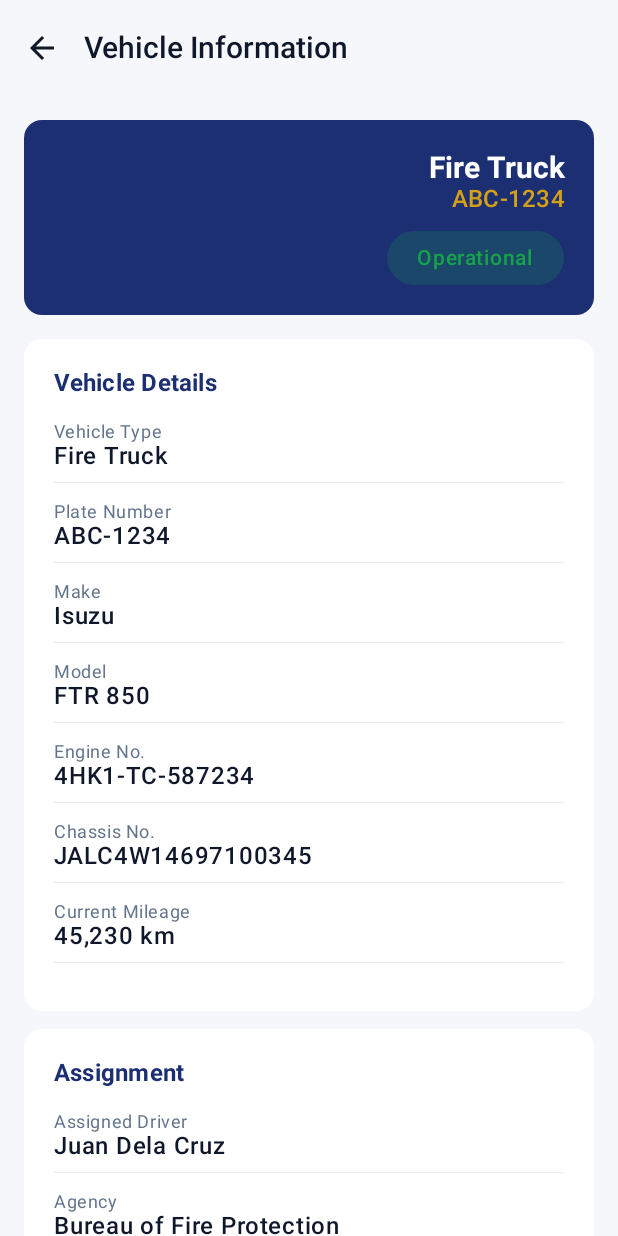
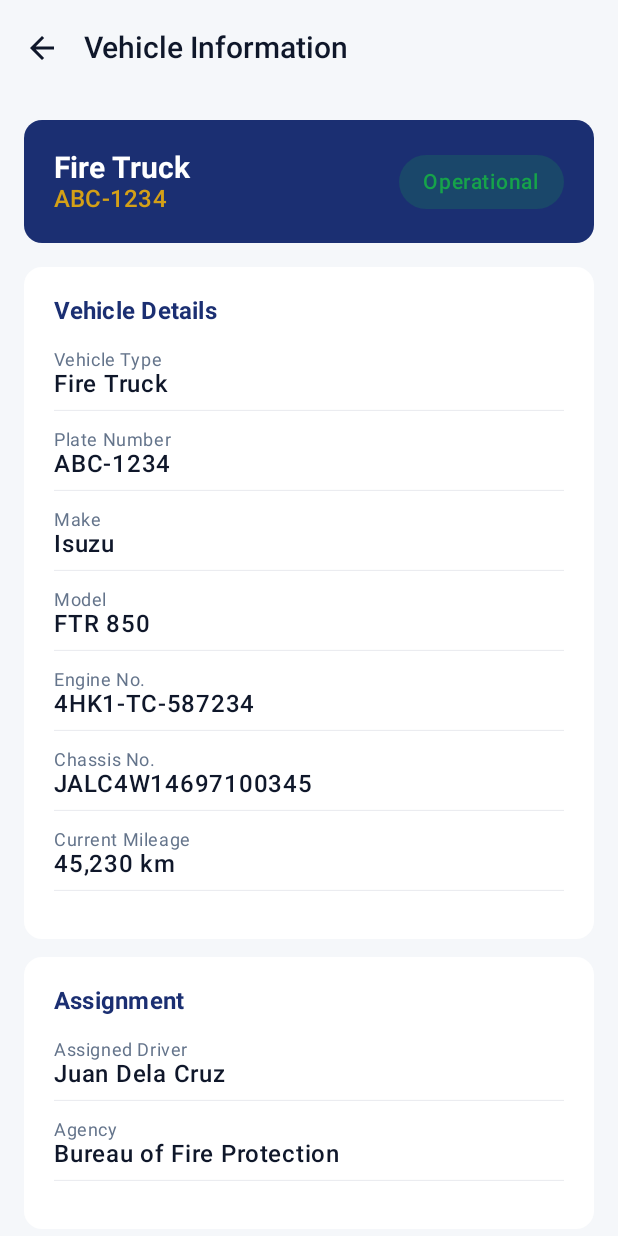
Before and after one commit to tormis-neil/rvms-capstone, an Android app built with Jetpack Compose: the composable VehicleInfoScreen shown on its own in the app's theme, on a phone screen of 412 x 824 dp. Run offline under Robolectric (Android 15) with nearby library versions, the phone set to English and light mode, and no system bars.

Commit message:
fix(mobile): vehicle info banner — type/plate left, status badge right
Replaces the right-aligned stack with a row: vehicle type and plate on the
left, status badge on the right (vertically centered). Same layout for all
agency accounts.

```diff
--- a/mobile/app/src/main/java/com/example/rvms/ui/vehicle/VehicleInfoScreen.kt
+++ b/mobile/app/src/main/java/com/example/rvms/ui/vehicle/VehicleInfoScreen.kt
@@ -3,11 +3,13 @@ package com.example.rvms.ui.vehicle
 import androidx.compose.foundation.background
 import androidx.compose.foundation.layout.Box
 import androidx.compose.foundation.layout.Column
+import androidx.compose.foundation.layout.Row
 import androidx.compose.foundation.layout.Spacer
 import androidx.compose.foundation.layout.fillMaxSize
 import androidx.compose.foundation.layout.fillMaxWidth
 import androidx.compose.foundation.layout.height
 import androidx.compose.foundation.layout.padding
+import androidx.compose.foundation.layout.width
 import androidx.compose.foundation.rememberScrollState
 import androidx.compose.foundation.shape.RoundedCornerShape
 import androidx.compose.foundation.verticalScroll
@@ -29,7 +31,6 @@ import androidx.compose.ui.Alignment
 import androidx.compose.ui.Modifier
 import androidx.compose.ui.draw.clip
 import androidx.compose.ui.text.font.FontWeight
-import androidx.compose.ui.text.style.TextAlign
 import androidx.compose.ui.unit.dp
 import androidx.compose.ui.unit.sp
 import com.example.rvms.data.Session
@@ -92,32 +93,32 @@ fun VehicleInfoScreen(
             shape = RoundedCornerShape(12.dp),
             colors = CardDefaults.cardColors(containerColor = NavyBlue),
         ) {
-            Column(
+            Row(
                 modifier = Modifier
                     .fillMaxWidth()
                     .padding(20.dp),
-                horizontalAlignment = Alignment.End,
+                verticalAlignment = Alignment.CenterVertically,
             ) {
+                Column(modifier = Modifier.weight(1f)) {
                     Text(
                         text = vehicle.type,
                         color = White,
                         style = MaterialTheme.typography.titleLarge,
                         fontWeight = FontWeight.Bold,
-                    textAlign = TextAlign.End,
                     )
                     Text(
                         text = vehicle.plateNo,
                         color = Gold,
                         style = MaterialTheme.typography.titleMedium,
                         fontWeight = FontWeight.SemiBold,
-                    textAlign = TextAlign.End,
                     )
-                Spacer(modifier = Modifier.height(12.dp))
+                }
+                Spacer(modifier = Modifier.width(12.dp))
                 Box(
                     modifier = Modifier
                         .clip(RoundedCornerShape(20.dp))
                         .background(statusColor.copy(alpha = 0.2f))
-                        .padding(horizontal = 20.dp, vertical = 6.dp),
+                        .padding(horizontal = 16.dp, vertical = 6.dp),
                 ) {
                     Text(
                         text = vehicle.status.label,
```
Lines whose indentation alone changed are shown as unchanged.
